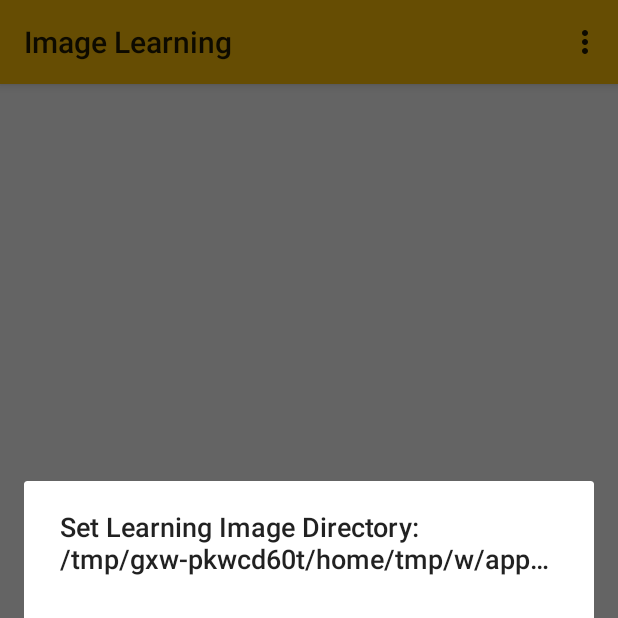
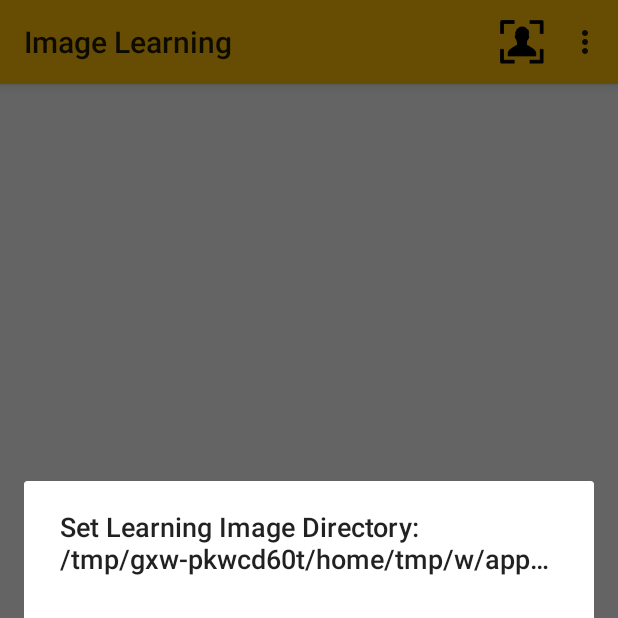
Before and after one commit to TuZZiX/ImageLearning, an Android app: the screen it shows after launch (ImageActivity), in the options menu, after a tap on "Open Learning Image", on a phone screen of 412 x 824 dp, the top half of it. Run offline under Robolectric (Android 15) with nearby library versions, the phone set to English and light mode, and no system bars; our stand-ins replace Picasso; libraries missing offline, so code that uses them is left out: com.opencsv.

Commit message:
add new icons

```diff
--- a/ImageLearning/app/src/main/java/edu/cwru/sail/imagelearning/Activity/ImageActivity.java
+++ b/ImageLearning/app/src/main/java/edu/cwru/sail/imagelearning/Activity/ImageActivity.java
@@ -366,7 +366,7 @@ public class ImageActivity extends Activity implements SensorEventListener {
         switch (item.getItemId()) {
             case R.id.setting_openImg:
                 browserFolder();
-                return true;
+                break;
             case R.id.setting_openResult:
                 File file = new File(csvDir);
                 Uri path = Uri.fromFile(file);
@@ -374,12 +374,15 @@ public class ImageActivity extends Activity implements SensorEventListener {
                 csvOpenIntent.setFlags(Intent.FLAG_ACTIVITY_CLEAR_TOP);
                 csvOpenIntent.setDataAndType(path, "text/csv");
                 startActivity(csvOpenIntent);
-                return true;
+                break;
             case R.id.setting_exit:
                 moveTaskToBack(true);
                 android.os.Process.killProcess(android.os.Process.myPid());
                 System.exit(1);
-                return true;
+                break;
+            case R.id.setting_selfie:
+                // TODO invoke camera
+                break;
         }
 
         return super.onOptionsItemSelected(item);
--- a/ImageLearning/app/src/main/res/menu/menu_main.xml
+++ b/ImageLearning/app/src/main/res/menu/menu_main.xml
@@ -1,6 +1,11 @@
 <menu xmlns:android="http://schemas.android.com/apk/res/android"
-      xmlns:tools="http://schemas.android.com/tools"
-      tools:context=".ImageActivity">
+    xmlns:tools="http://schemas.android.com/tools"
+    tools:context=".ImageActivity">
+    <item android:id="@+id/setting_selfie"
+        android:title="@string/setting_selfie"
+        android:orderInCategory="100"
+        android:icon="@drawable/selfie_bk"
+        android:showAsAction="always|withText"/>
     <item android:id="@+id/setting_openImg"
           android:title="@string/setting_openImg"
           android:orderInCategory="100"/>
--- a/ImageLearning/app/src/main/res/values/strings.xml
+++ b/ImageLearning/app/src/main/res/values/strings.xml
@@ -1,5 +1,6 @@
 <resources>
     <string name="app_name">Image Learning</string>
+    <string name="setting_selfie">Grade my selfie</string>
     <string name="setting_openImg">Open Learning Image</string>
     <string name="setting_openResult">Open Result CSV</string>
     <string name="setting_exit">Exit</string>
```
Also changed, not shown: ImageLearning/app/src/main/res/drawable-xxxhdpi/selfie.png (added), ImageLearning/app/src/main/res/drawable-xxxhdpi/selfie2.png (added), ImageLearning/app/src/main/res/drawable-xxxhdpi/selfie2_bk.png (added), ImageLearning/app/src/main/res/drawable-xxxhdpi/selfie_bk.png (added).
